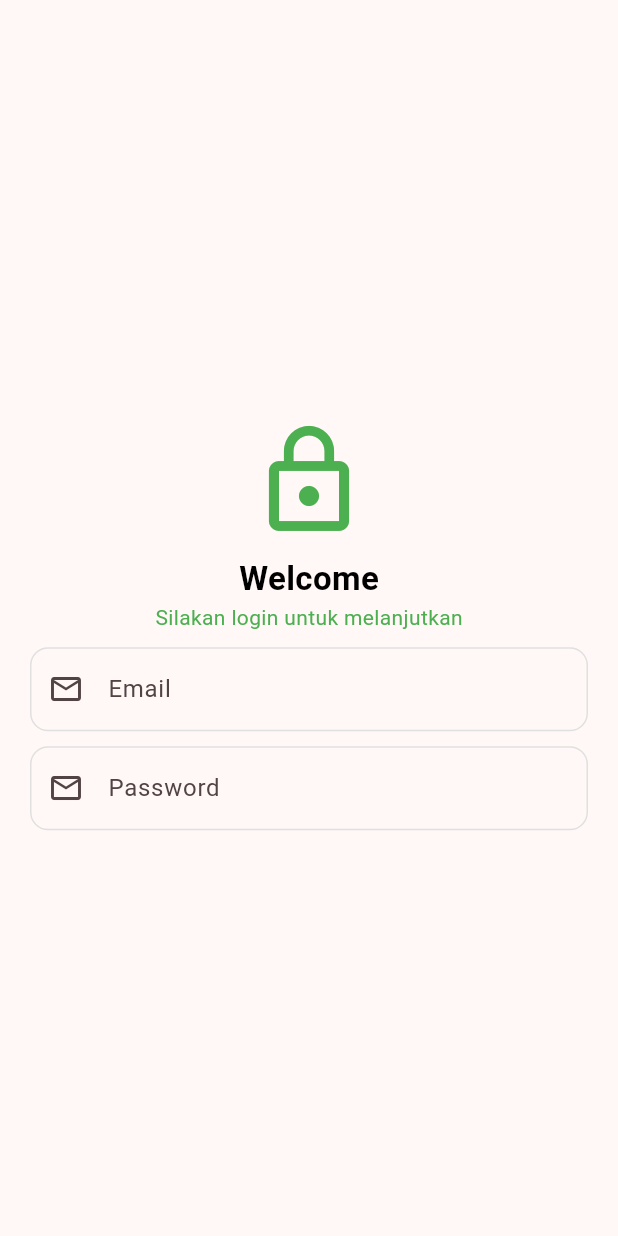
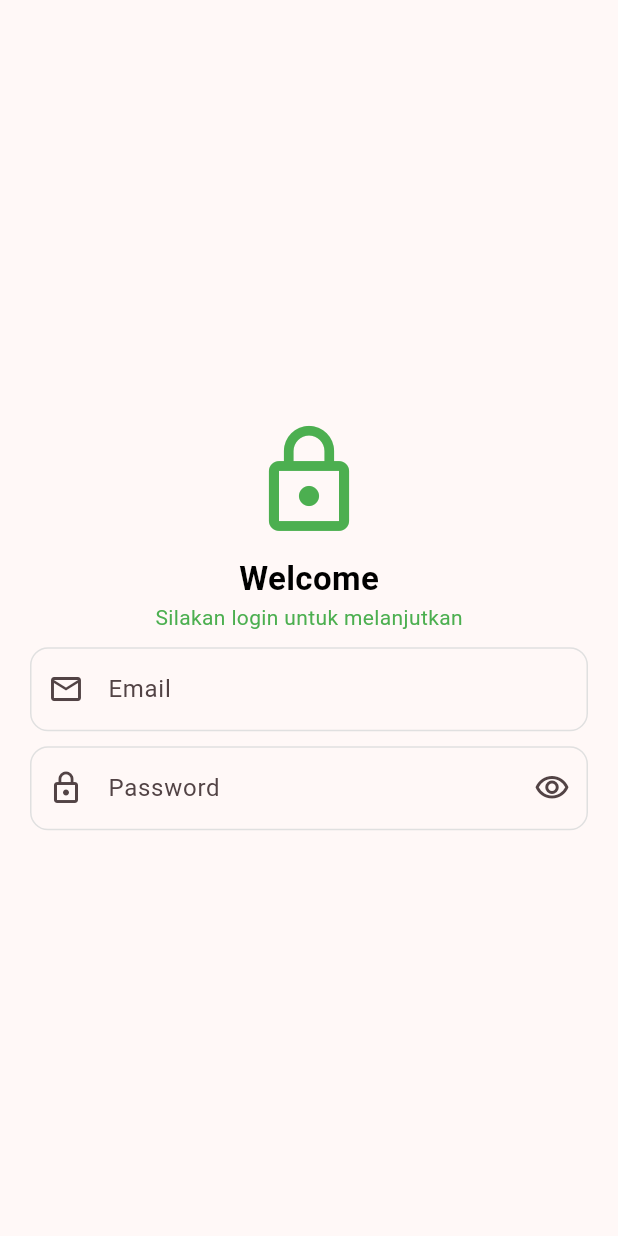
Before and after one commit to helenoktaa/Tugas_week_6_1123150205, a Flutter app: the Login screen opened directly, on a phone screen of 412 x 824 dp. Run offline on Flutter 3.47's test engine with Material 3 defaults, Android fonts, the light colour scheme and no system bars.

Commit message:
update: add lock icon and visibility password

```diff
--- a/lib/screen/login.dart
+++ b/lib/screen/login.dart
@@ -58,7 +58,8 @@ class Login extends StatelessWidget {
                 decoration: InputDecoration(
                   labelText: 'Password',
                   hintText: 'Masukkan password Anda',
-                  prefixIcon: const Icon(Icons.email_outlined),
+                  prefixIcon: const Icon(Icons.lock_outline),
+                  suffixIcon: const Icon(Icons.visibility_outlined),
                   border: OutlineInputBorder(
                     borderRadius: BorderRadius.circular(12.0),
                   ),
```
